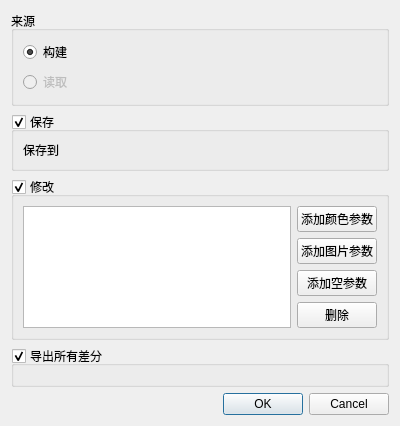
This is tooldialog/imagepacktooldialog.ui in PrepPipe/preppipe_gui as Qt 5 draws it before an edit. The edited form follows.
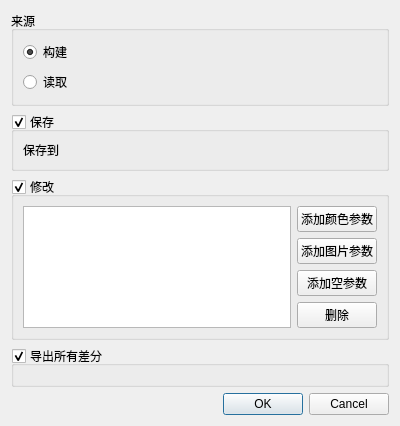
This is the edited form. Custom widgets are drawn as their Qt base class.

Commit message: Enabled load option in ImagePackToolDialog

What changed in the file:
```diff
--- a/tooldialog/imagepacktooldialog.ui
+++ b/tooldialog/imagepacktooldialog.ui
@@ -54,9 +54,6 @@
       </item>
       <item row="1" column="0">
        <widget class="QRadioButton" name="loadRadioButton">
-        <property name="enabled">
-         <bool>false</bool>
-        </property>
         <property name="sizePolicy">
          <sizepolicy hsizetype="Fixed" vsizetype="Fixed">
           <horstretch>0</horstretch>
```
The commit also changes 1 other file.
